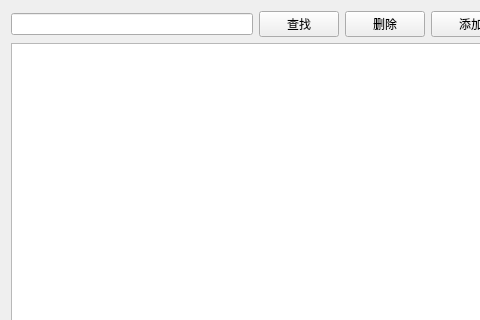
Old version of the form patientview.ui in the repository NormalMaNong/lab3; both pictures show x 0 to 480 and y 0 to 320 of the 608 by 441 pixel window.
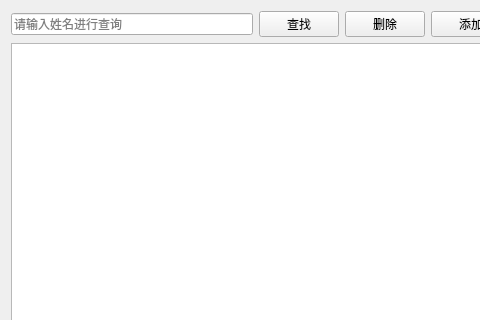
New version of the form. Icons and pictures are not drawn.

Diff of the .ui file:
```diff
--- a/patientview.ui
+++ b/patientview.ui
@@ -17,7 +17,11 @@
    <item>
     <layout class="QHBoxLayout" name="horizontalLayout">
      <item>
-      <widget class="QLineEdit" name="txtSearch"/>
+      <widget class="QLineEdit" name="txtSearch">
+       <property name="placeholderText">
+        <string>请输入姓名进行查询</string>
+       </property>
+      </widget>
      </item>
      <item>
       <widget class="QPushButton" name="btSearch">
```
Left out of the diff: 20 changed lines with no effect on the pictures.
